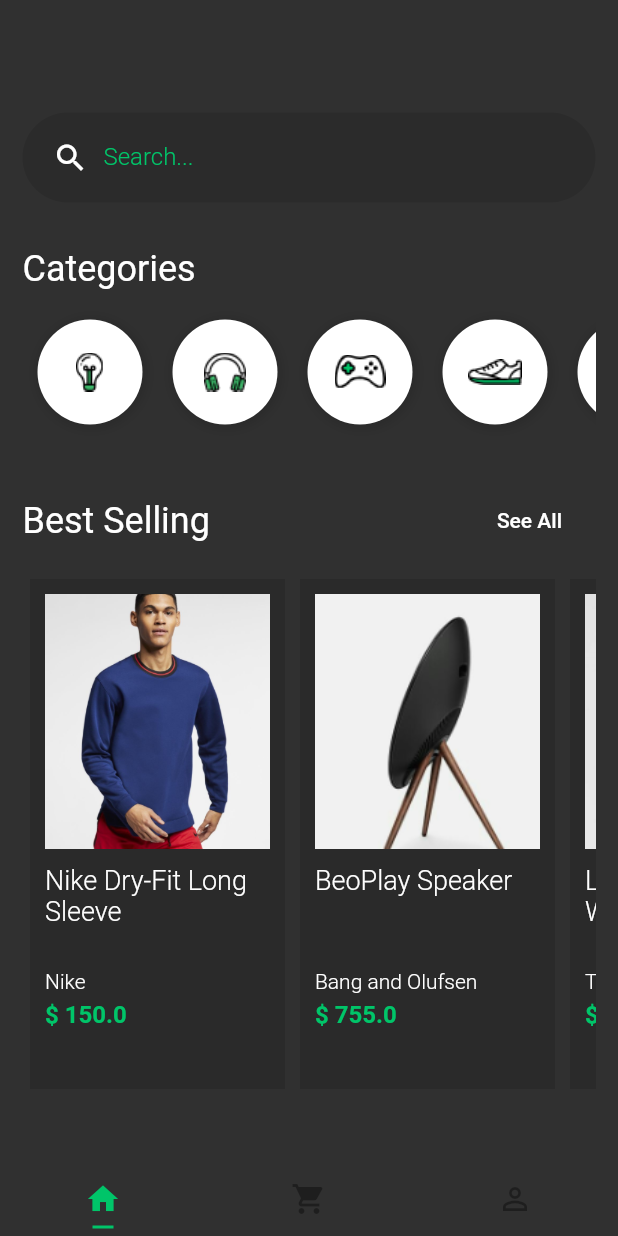
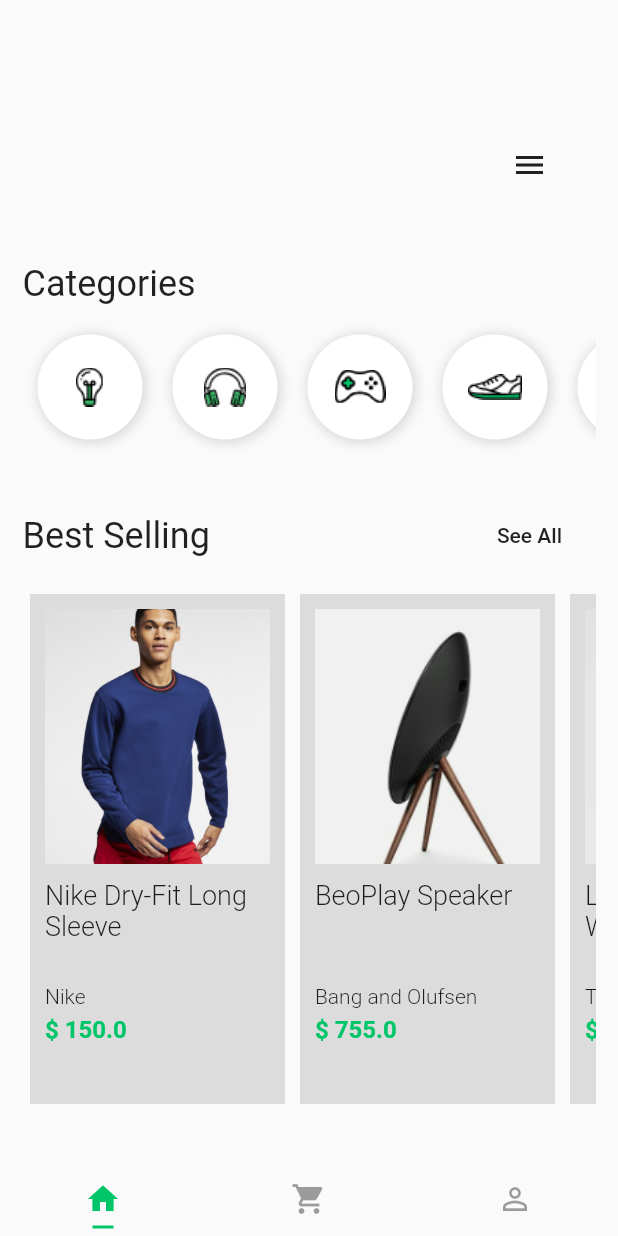
Before and after one commit to LeonardoDB/Flutter-Ecommerce-App, a Flutter app: the screen it shows after launch, on a phone screen of 412 x 824 dp. Run offline on Flutter 3.47's test engine with Material 2 defaults, Android fonts, the phone set to English and light mode, and no system bars.

Commit message:
Flutter animation

```diff
--- a/lib/main.dart
+++ b/lib/main.dart
@@ -12,7 +12,7 @@ class MyApp extends StatelessWidget {
     return MaterialApp(
       title: 'Flutter Demo',
       debugShowCheckedModeBanner: false,
-      theme: darkTheme(),
+      theme: lightTheme(),
       home: DefaultTabController(
         length: 3,
         child: TabsPage(),
--- a/lib/pages/product.page.dart
+++ b/lib/pages/product.page.dart
@@ -27,10 +27,13 @@ class ProductPage extends StatelessWidget {
               pinned: true,
               flexibleSpace: FlexibleSpaceBar(
                 centerTitle: true,
-                background: Image.asset(
-                  image,
-                  width: double.infinity,
-                  fit: BoxFit.fitWidth,
+                background: Hero(
+                  tag: image,
+                  child: Image.asset(
+                    image,
+                    width: double.infinity,
+                    fit: BoxFit.fitWidth,
+                  ),
                 ),
               ),
             ),
--- /dev/null
+++ b/lib/widgets/animated-input.widget.dart
@@ -0,0 +1,104 @@
+import 'package:flutter/material.dart';
+
+class AnimatedInput extends StatelessWidget {
+  final AnimationController controller;
+  final Animation<Color> containerColorAnim;
+  final Animation<double> containerOpacityAnim;
+  final Animation<double> containerBorderRadiusAnim;
+  final Animation<double> containerSizeAnim;
+
+  AnimatedInput({this.controller})
+      : containerOpacityAnim = Tween(
+          begin: 0.0,
+          end: 1.0,
+        ).animate(
+          CurvedAnimation(
+            parent: controller,
+            curve: Interval(0.7, 0.9),
+          ),
+        ),
+        containerSizeAnim = Tween(
+          begin: 60.0,
+          end: 280.0,
+        ).animate(
+          CurvedAnimation(
+            parent: controller,
+            curve: Interval(0.2, 0.3),
+          ),
+        ),
+        containerBorderRadiusAnim = Tween(
+          begin: 0.0,
+          end: 30.0,
+        ).animate(
+          CurvedAnimation(
+            parent: controller,
+            curve: Interval(0.25, 0.4),
+          ),
+        ),
+        containerColorAnim = ColorTween(
+          begin: Colors.white.withOpacity(0),
+          end: Colors.black12,
+        ).animate(
+          CurvedAnimation(
+            parent: controller,
+            curve: Interval(0.0, 0.25),
+          ),
+        );
+
+  @override
+  Widget build(BuildContext context) {
+    return AnimatedBuilder(
+      builder: _animate,
+      animation: controller,
+    );
+  }
+
+  Widget _animate(context, child) {
+    return Container(
+      height: 60,
+      decoration: BoxDecoration(
+        color: containerColorAnim.value,
+        borderRadius: BorderRadius.all(
+          Radius.circular(
+            containerBorderRadiusAnim.value,
+          ),
+        ),
+      ),
+      margin: EdgeInsets.all(5),
+      width: containerSizeAnim.value,
+      child: Opacity(
+        opacity: containerOpacityAnim.value,
+        child: Row(
+          children: <Widget>[
+            SizedBox(
+              width: 20,
+            ),
+            Icon(Icons.search),
+            SizedBox(
+              width: 20,
+            ),
+            Container(
+              width: 200,
+              child: TextFormField(
+                keyboardType: TextInputType.text,
+                decoration: InputDecoration(
+                  border: InputBorder.none,
+                  labelText: "Search...",
+                  labelStyle: TextStyle(
+                    color: Theme.of(context).primaryColor,
+                    fontWeight: FontWeight.w300,
+                    fontSize: 16,
+                  ),
+                ),
+                style: TextStyle(
+                  fontSize: 20,
+                  color: Theme.of(context).primaryColor,
+                ),
+              ),
+            ),
+          ],
+        ),
+      ),
+    );
+  }
+}
--- a/lib/widgets/product/product-card.widget.dart
+++ b/lib/widgets/product/product-card.widget.dart
@@ -38,11 +38,14 @@ class ProductCard extends StatelessWidget {
                 ),
               );
             },
-            child: Image.asset(
-              image,
-              width: 170,
-              height: 170,
-              fit: BoxFit.cover,
+            child: Hero(
+              tag: image,
+              child: Image.asset(
+                image,
+                width: 170,
+                height: 170,
+                fit: BoxFit.cover,
+              ),
             ),
           ),
           SizedBox(
--- a/lib/widgets/search-box.widget.dart
+++ b/lib/widgets/search-box.widget.dart
@@ -1,42 +1,53 @@
 import 'package:flutter/material.dart';
+import 'package:shopping/widgets/animated-input.widget.dart';
 
-class SearchBox extends StatelessWidget {
+class SearchBox extends StatefulWidget {
   @override
-  Widget build(BuildContext context) {
-    return Container(
-      height: 60,
-      padding: EdgeInsets.only(left: 20),
-      decoration: BoxDecoration(
-        color: Colors.black.withOpacity(0.1),
-        borderRadius: BorderRadius.all(
-          Radius.circular(128),
-        ),
-      ),
-      child: Row(
-        children: <Widget>[
-          Icon(Icons.search),
-          Container(
-            width: 280,
-            padding: EdgeInsets.only(left: 10),
-            child: TextFormField(
-              keyboardType: TextInputType.text,
-              decoration: InputDecoration(
-                border: InputBorder.none,
-                labelText: "Search...",
-                labelStyle: TextStyle(
-                  color: Theme.of(context).primaryColor,
-                  fontWeight: FontWeight.w300,
-                  fontSize: 16,
-                ),
-              ),
-              style: TextStyle(
-                fontSize: 20,
-                color: Theme.of(context).primaryColor,
-              ),
-            ),
-          ),
-        ],
+  _SearchBoxState createState() => _SearchBoxState();
+}
+
+class _SearchBoxState extends State<SearchBox>
+    with SingleTickerProviderStateMixin {
+  AnimationController _controller;
+  bool menuOpened = false;
+
+  @override
+  void initState() {
+    super.initState();
+    _controller = new AnimationController(
+      vsync: this,
+      duration: Duration(
+        seconds: 1,
       ),
     );
   }
+
+  @override
+  void dispose() {
+    _controller.dispose();
+    super.dispose();
+  }
+
+  @override
+  Widget build(BuildContext context) {
+    return Row(
+      mainAxisAlignment: MainAxisAlignment.spaceBetween,
+      children: <Widget>[
+        AnimatedInput(
+          controller: _controller,
+        ),
+        FlatButton(
+          onPressed: () {
+            !menuOpened ? _controller.forward() : _controller.reverse();
+            menuOpened = !menuOpened;
+          },
+          child: AnimatedIcon(
+            icon: AnimatedIcons.menu_close,
+            progress: _controller,
+            semanticLabel: 'Open Menu',
+          ),
+        ),
+      ],
+    );
+  }
 }
--- a/pubspec.yaml
+++ b/pubspec.yaml
@@ -28,6 +28,12 @@ dev_dependencies:
   flutter_test:
     sdk: flutter
 
+  flutter_launcher_icons: ^0.7.2
+
+flutter_icons:
+  image_path: "icon/icon.png"
+  android: true
+  ios: true
 
 # For information on the generic Dart part of this file, see the
 # following page: https://dart.dev/tools/pub/pubspec
```
Also changed, not shown: icon/icon.png (added), pubspec.lock, 26 other files.
